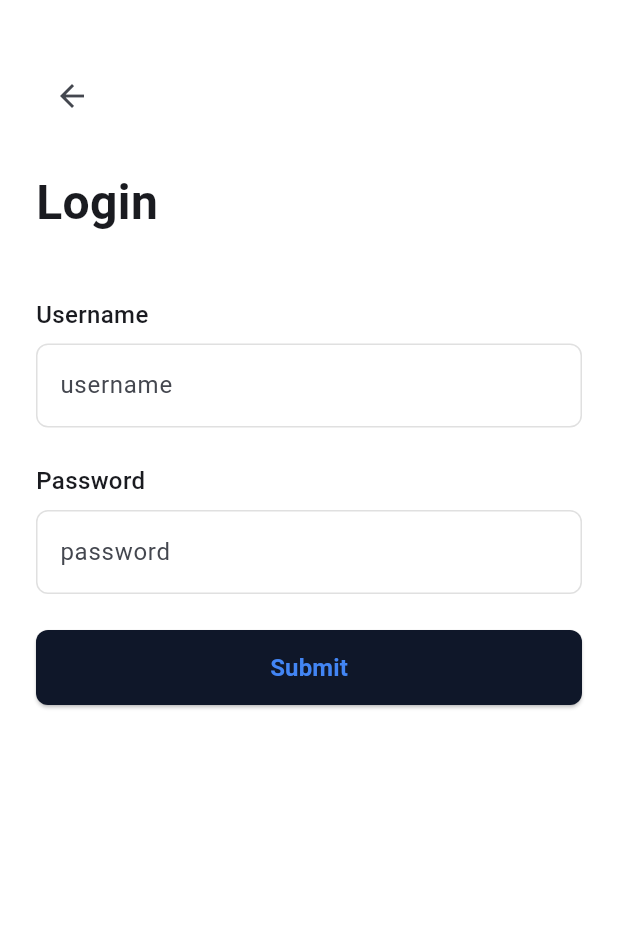
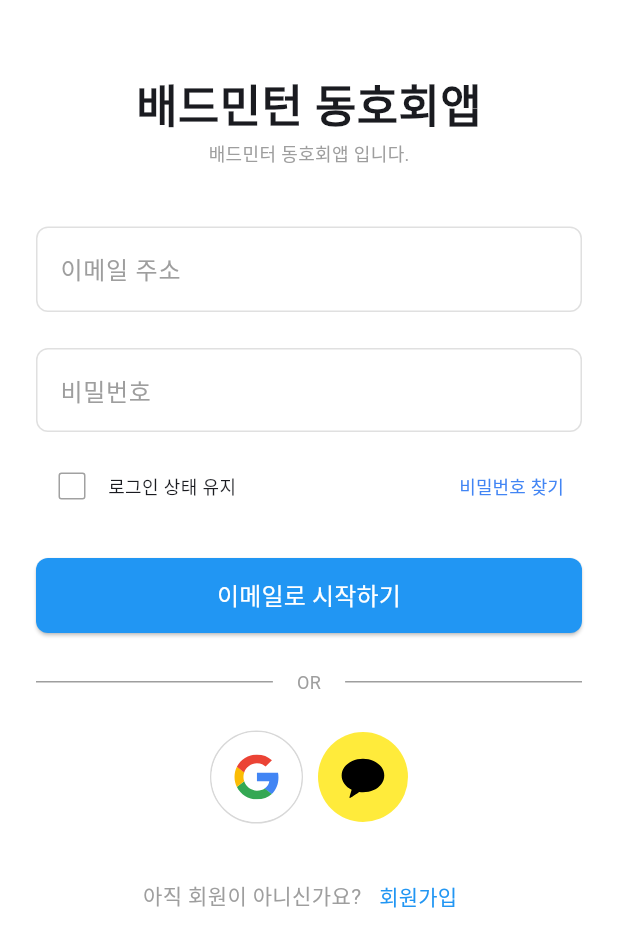
Before and after one commit to Heosejin98/xmash-app, a Flutter app: the screen it shows after launch, after a tap on the "person" icon, on a phone screen of 412 x 824 dp. Shown: the top 947 px of the screen. Run offline on Flutter 3.47's test engine with Material 3 defaults, Android fonts, the phone set to English and light mode, and no system bars; our stand-ins replace cookie_jar, dio, dio_cookie_manager, flutter_svg, get; network calls fail.

Commit message:
로그인 화면 구현 (#22)

```diff
--- /dev/null
+++ b/lib/ui/screens/auth/auth_title.dart
@@ -0,0 +1,29 @@
+import 'package:flutter/material.dart';
+
+class AuthTitle extends StatelessWidget {
+  const AuthTitle({super.key});
+
+  @override
+  Widget build(BuildContext context) {
+    return const Column(
+      children: [
+        SizedBox(height: 24),
+        Text(
+          '배드민턴 동호회앱',
+          style: TextStyle(
+            fontSize: 30,
+            fontWeight: FontWeight.w900,
+          ),
+        ),
+        Text(
+          '배드민터 동호회앱 입니다.',
+          style: TextStyle(
+            fontSize: 12,
+            color: Colors.grey,
+          ),
+        ),
+        SizedBox(height: 40),
+      ],
+    );
+  }
+}
--- /dev/null
+++ b/lib/ui/screens/auth/email_login_button.dart
@@ -0,0 +1,42 @@
+import 'package:flutter/material.dart';
+import 'package:xmash_app/ui/controllers/auth_controller.dart';
+
+class EmailLoginButton extends StatelessWidget {
+  const EmailLoginButton({
+    super.key,
+    required AuthController authController,
+    required TextEditingController usernameController,
+    required TextEditingController passwordController,
+  }) : _authController = authController, _usernameController = usernameController, _passwordController = passwordController;
+
+  final AuthController _authController;
+  final TextEditingController _usernameController;
+  final TextEditingController _passwordController;
+
+  @override
+  Widget build(BuildContext context) {
+    return SizedBox(
+      width: double.infinity,
+      height: 50,
+      child: ElevatedButton(
+        onPressed: () {
+          _authController.login(_usernameController.text, _passwordController.text); // 로그인 로직 호출
+        },
+        style: ElevatedButton.styleFrom(
+          backgroundColor: Colors.blue,
+          shape: RoundedRectangleBorder(
+            borderRadius: BorderRadius.circular(8),
+          ),
+        ),
+        child: const Text(
+          '이메일로 시작하기',
+          style: TextStyle(
+            fontSize: 16,
+            fontWeight: FontWeight.w400,
+            color: Colors.white,
+          ),
+        ),
+      ),
+    );
+  }
+}
--- /dev/null
+++ b/lib/ui/screens/auth/find_my_password.dart
@@ -0,0 +1,20 @@
+import 'package:flutter/material.dart';
+
+class FindMyPassword extends StatelessWidget {
+  const FindMyPassword({
+    super.key,
+  });
+
+  @override
+  Widget build(BuildContext context) {
+    return TextButton(
+      onPressed: () {},
+      child: const Text(
+        '비밀번호 찾기',
+        style: TextStyle(
+          fontSize: 12,
+        ),
+      ),
+    );
+  }
+}
--- /dev/null
+++ b/lib/ui/screens/auth/input_email.dart
@@ -0,0 +1,34 @@
+import 'package:flutter/material.dart';
+
+class InputEmail extends StatelessWidget {
+  final TextEditingController controller;
+
+  const InputEmail({super.key, required this.controller});
+
+  @override
+  Widget build(BuildContext context) {
+    return TextField(
+      controller: controller,
+      decoration: InputDecoration(
+        hintText: '이메일 주소',
+        hintStyle: const TextStyle(
+          color: Colors.grey,
+        ),
+        filled: true,
+        fillColor: Colors.white,
+        border: OutlineInputBorder(
+          borderRadius: BorderRadius.circular(8),
+          borderSide: BorderSide(color: Colors.grey[300]!),
+        ),
+        enabledBorder: OutlineInputBorder(
+          borderRadius: BorderRadius.circular(8),
+          borderSide: BorderSide(color: Colors.grey[300]!),
+        ),
+        focusedBorder: OutlineInputBorder(
+          borderRadius: BorderRadius.circular(8),
+          borderSide: const BorderSide(color: Colors.blue),
+        ),
+      ),
+    );
+  }
+}
--- /dev/null
+++ b/lib/ui/screens/auth/input_password.dart
@@ -0,0 +1,35 @@
+import 'package:flutter/material.dart';
+
+class InputPassword extends StatelessWidget {
+  final TextEditingController controller;
+
+  const InputPassword({super.key, required this.controller});
+
+  @override
+  Widget build(BuildContext context) {
+    return TextField(
+      controller: controller,
+      obscureText: true,
+      decoration: InputDecoration(
+        hintText: '비밀번호',
+        hintStyle: const TextStyle(
+          color: Colors.grey,
+        ),
+        filled: true,
+        fillColor: Colors.white,
+        border: OutlineInputBorder(
+          borderRadius: BorderRadius.circular(8),
+          borderSide: BorderSide(color: Colors.grey[300]!),
+        ),
+        enabledBorder: OutlineInputBorder(
+          borderRadius: BorderRadius.circular(8),
+          borderSide: BorderSide(color: Colors.grey[300]!),
+        ),
+        focusedBorder: OutlineInputBorder(
+          borderRadius: BorderRadius.circular(8),
+          borderSide: const BorderSide(color: Colors.blue),
+        ),
+      ),
+    );
+  }
+}
--- a/lib/ui/screens/auth/login_screen.dart
+++ b/lib/ui/screens/auth/login_screen.dart
@@ -1,7 +1,16 @@
 import 'package:flutter/material.dart';
 import 'package:get/get.dart';
-import 'package:xmash_app/routes/app_pages.dart';
+
+import 'package:xmash_app/ui/screens/auth/auth_title.dart';
+import 'package:xmash_app/ui/screens/auth/input_email.dart';
+import 'package:xmash_app/ui/screens/auth/input_password.dart';
 import 'package:xmash_app/ui/controllers/auth_controller.dart';
+import 'package:xmash_app/ui/screens/auth/login_state_checkbox.dart';
+import 'package:xmash_app/ui/screens/auth/find_my_password.dart';
+import 'package:xmash_app/ui/screens/auth/email_login_button.dart';
+import 'package:xmash_app/ui/screens/auth/or_divider.dart';
+import 'package:xmash_app/ui/screens/auth/signup_section.dart';
+import 'package:xmash_app/ui/screens/auth/social_login_button_section.dart';
 
 class LoginScreen extends StatelessWidget {
   final AuthController _authController = Get.put(AuthController());
@@ -20,103 +29,32 @@ class LoginScreen extends StatelessWidget {
           borderRadius: BorderRadius.circular(16),
         ),
         child: Column(
-          crossAxisAlignment: CrossAxisAlignment.start,
+          crossAxisAlignment: CrossAxisAlignment.center,
           children: [
-            const SizedBox(height: 16),
-            IconButton(
-              icon: const Icon(Icons.arrow_back),
-              onPressed: () => Get.offAllNamed(AppRoutes.home),
+            const AuthTitle(),
+            InputEmail(controller: _usernameController),
+            const SizedBox(height: 24),
+            InputPassword(controller: _passwordController),
+            const SizedBox(height: 12),
+            const Row(
+              mainAxisAlignment: MainAxisAlignment.spaceBetween,
+              children: [
+                LoginStateCheckbox(),
+                FindMyPassword(),
+              ],
             ),
             const SizedBox(height: 24),
-            const Text(
-              'Login',
-              style: TextStyle(
-                fontSize: 32,
-                fontWeight: FontWeight.bold,
-              ),
-            ),
-            const SizedBox(height: 40),
-            const Text(
-              'Username',
-              style: TextStyle(
-                fontSize: 16,
-                fontWeight: FontWeight.w500,
-              ),
-            ),
-            const SizedBox(height: 8),
-            TextField(
-              controller: _usernameController,
-              decoration: InputDecoration(
-                hintText: 'username',
-                filled: true,
-                fillColor: Colors.white,
-                border: OutlineInputBorder(
-                  borderRadius: BorderRadius.circular(8),
-                  borderSide: BorderSide(color: Colors.grey[300]!),
-                ),
-                enabledBorder: OutlineInputBorder(
-                  borderRadius: BorderRadius.circular(8),
-                  borderSide: BorderSide(color: Colors.grey[300]!),
-                ),
-                focusedBorder: OutlineInputBorder(
-                  borderRadius: BorderRadius.circular(8),
-                  borderSide: const BorderSide(color: Colors.blue),
-                ),
-              ),
+            EmailLoginButton(
+              authController: _authController,
+              usernameController: _usernameController,
+              passwordController: _passwordController,
             ),
             const SizedBox(height: 24),
-            const Text(
-              'Password',
-              style: TextStyle(
-                fontSize: 16,
-                fontWeight: FontWeight.w500,
-              ),
-            ),
-            const SizedBox(height: 8),
-            TextField(
-              controller: _passwordController,
-              obscureText: true,
-              decoration: InputDecoration(
-                hintText: 'password',
-                filled: true,
-                fillColor: Colors.white,
-                border: OutlineInputBorder(
-                  borderRadius: BorderRadius.circular(8),
-                  borderSide: BorderSide(color: Colors.grey[300]!),
-                ),
-                enabledBorder: OutlineInputBorder(
-                  borderRadius: BorderRadius.circular(8),
-                  borderSide: BorderSide(color: Colors.grey[300]!),
-                ),
-                focusedBorder: OutlineInputBorder(
-                  borderRadius: BorderRadius.circular(8),
-                  borderSide: const BorderSide(color: Colors.blue),
-                ),
-              ),
-            ),
+            const OrDivider(),
             const SizedBox(height: 24),
-            SizedBox(
-              width: double.infinity,
-              height: 50,
-              child: ElevatedButton(
-                onPressed: () {
-                  _authController.login(_usernameController.text, _passwordController.text); // 로그인 로직 호출
-                },
-                style: ElevatedButton.styleFrom(
-                  backgroundColor: const Color(0xFF0F1729),
-                  shape: RoundedRectangleBorder(
-                    borderRadius: BorderRadius.circular(8),
-                  ),
-                ),
-                child: const Text(
-                  'Submit',
-                  style: TextStyle(
-                    fontSize: 16,
-                    fontWeight: FontWeight.w600,
-                  ),
-                ),
-              ),
-            ),
+            const SocialLoginButtonSection(),
+            const SizedBox(height: 24),
+            const SignUpSection(),
           ],
         ),
       ),
--- /dev/null
+++ b/lib/ui/screens/auth/login_state_checkbox.dart
@@ -0,0 +1,27 @@
+import 'package:flutter/material.dart';
+
+class LoginStateCheckbox extends StatelessWidget {
+  const LoginStateCheckbox({
+    super.key,
+  });
+
+  @override
+  Widget build(BuildContext context) {
+    return Row(
+      children: [
+        Checkbox(
+          value: false,
+          activeColor: Colors.blue,
+          side: const BorderSide(color: Color.fromARGB(255, 161, 161, 161)),
+          onChanged: (value) {},
+        ),
+        const Text(
+          '로그인 상태 유지',
+          style: TextStyle(
+            fontSize: 12,
+          ),
+        ),
+      ],
+    );
+  }
+}
--- /dev/null
+++ b/lib/ui/screens/auth/or_divider.dart
@@ -0,0 +1,37 @@
+import 'package:flutter/material.dart';
+
+class OrDivider extends StatelessWidget {
+  const OrDivider({
+    super.key,
+  });
+
+  @override
+  Widget build(BuildContext context) {
+    return const Row(
+      mainAxisAlignment: MainAxisAlignment.center,
+      children: [
+        Expanded(
+          child: Divider(
+            color: Colors.grey,
+            height: 1,
+          ),
+        ),
+        SizedBox(width: 16),
+        Text(
+          'OR',
+          style: TextStyle(
+            fontSize: 12,
+            color: Colors.grey,
+          ),
+        ),
+        SizedBox(width: 16),
+        Expanded(
+          child: Divider(
+            color: Colors.grey,
+            height: 1,
+          ),
+        ),
+      ],
+    );
+  }
+}
--- /dev/null
+++ b/lib/ui/screens/auth/signup_section.dart
@@ -0,0 +1,33 @@
+import 'package:flutter/material.dart';
+
+class SignUpSection extends StatelessWidget {
+  const SignUpSection({
+    super.key,
+  });
+
+  @override
+  Widget build(BuildContext context) {
+    return Row(
+      mainAxisAlignment: MainAxisAlignment.center,
+      children: [
+        const Text(
+          '아직 회원이 아니신가요?',
+          style: TextStyle(
+            fontSize: 14,
+            color: Colors.grey,
+          ),
+        ),
+        TextButton(
+          onPressed: () {},
+          child: const Text(
+            '회원가입',
+            style: TextStyle(
+              fontSize: 14,
+              color: Colors.blue,
+            ),
+          ),
+        ),
+      ],
+    );
+  }
+}
--- /dev/null
+++ b/lib/ui/screens/auth/social_login_button_google.dart
@@ -0,0 +1,30 @@
+import 'package:flutter/material.dart';
+import 'package:flutter_svg/flutter_svg.dart';
+
+class SocialLoginButtonGoogle extends StatelessWidget {
+  const SocialLoginButtonGoogle({
+    super.key,
+  });
+
+  @override
+  Widget build(BuildContext context) {
+    return Container(
+      decoration: BoxDecoration(
+        border: Border.all(color: const Color.fromARGB(255, 216, 216, 216)),
+        borderRadius: BorderRadius.circular(999),
+      ),
+      child: IconButton(
+        style: IconButton.styleFrom(
+          backgroundColor: Colors.white,
+          fixedSize: const Size(60, 60),
+        ),
+        icon: SvgPicture.asset(
+          'assets/icons/google.svg',
+          width: 30,
+          height: 30,
+        ),
+        onPressed: () {},
+      ),
+    );
+  }
+}
--- /dev/null
+++ b/lib/ui/screens/auth/social_login_button_kakao.dart
@@ -0,0 +1,24 @@
+import 'package:flutter/material.dart';
+import 'package:flutter_svg/flutter_svg.dart';
+
+class SocialLoginButtonKakao extends StatelessWidget {
+  const SocialLoginButtonKakao({
+    super.key,
+  });
+
+  @override
+  Widget build(BuildContext context) {
+    return IconButton(
+      style: IconButton.styleFrom(
+        backgroundColor: Colors.yellow,
+        fixedSize: const Size(60, 60),
+      ),
+      icon: SvgPicture.asset(
+        'assets/icons/kakao.svg',
+        width: 30,
+        height: 30,
+      ),
+      onPressed: () {},
+    );
+  }
+}
--- /dev/null
+++ b/lib/ui/screens/auth/social_login_button_section.dart
@@ -0,0 +1,20 @@
+import 'package:flutter/material.dart';
+import 'package:xmash_app/ui/screens/auth/social_login_button_google.dart';
+import 'package:xmash_app/ui/screens/auth/social_login_button_kakao.dart';
+class SocialLoginButtonSection extends StatelessWidget {
+  const SocialLoginButtonSection({
+    super.key,
+  });
+
+  @override
+  Widget build(BuildContext context) {
+    return const Row(
+      mainAxisAlignment: MainAxisAlignment.center,
+      children: [
+        SocialLoginButtonGoogle(),
+        SizedBox(width: 10),
+        SocialLoginButtonKakao(),
+      ],
+    );
+  }
+}
--- a/pubspec.yaml
+++ b/pubspec.yaml
@@ -19,6 +19,7 @@ dependencies:
   cookie_jar: ^4.0.0
   intl: ^0.19.0  # 또는 최신 버전
   get: ^4.6.6  # 최신 버전의 GetX
+  flutter_svg: ^1.0.0
 
 dev_dependencies:
   flutter_test:
@@ -35,3 +36,4 @@ flutter:
   assets:
     # Add assets from the images directory to the application.
     - assets/images/
+    - assets/icons/
```
Also changed, not shown: assets/icons/google.svg (added), assets/icons/kakao.svg (added), assets/icons/naver.svg (added), pubspec.lock.
